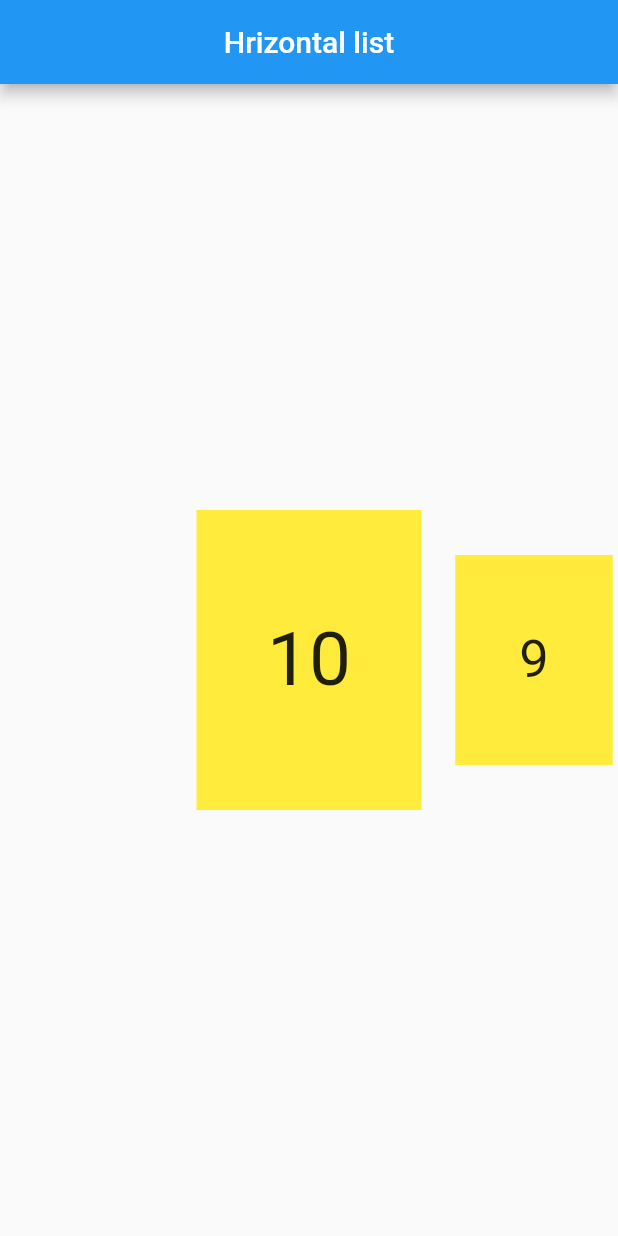
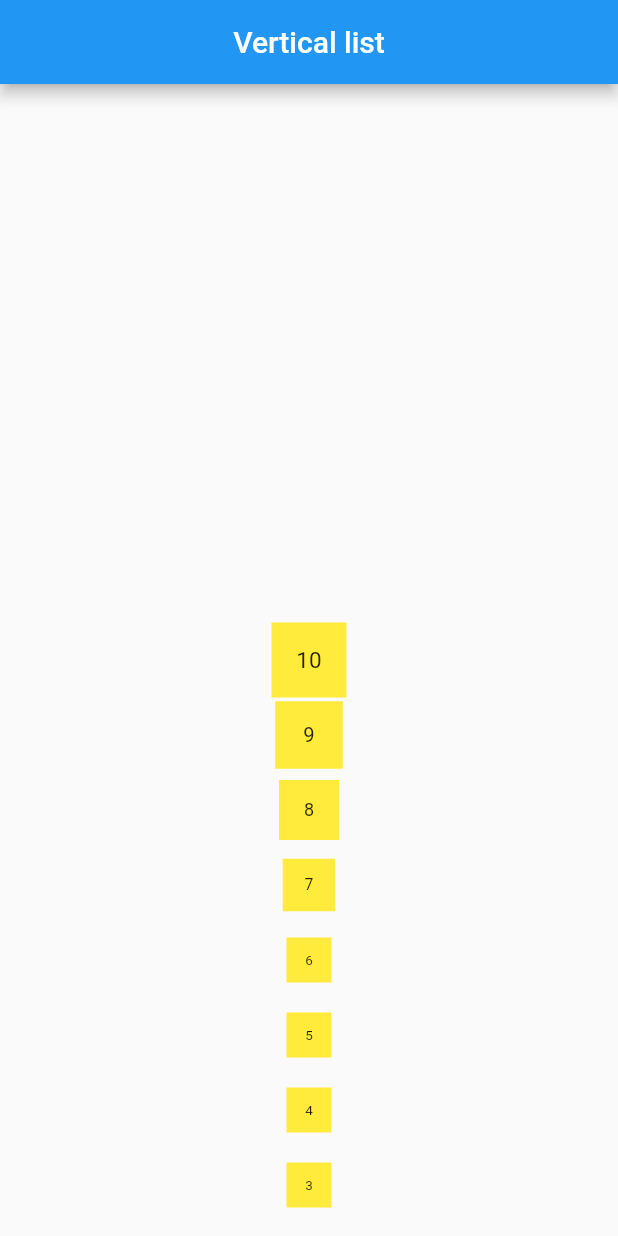
Before and after one commit to sench32/scroll_try, a Flutter app: the screen it shows after launch, on a phone screen of 412 x 824 dp. Run offline on Flutter 3.47's test engine with Material 2 defaults, Android fonts, the phone set to English and light mode, and no system bars; drawn by our look-alikes of scroll_snap_list.

Commit message:
Change orientation to vertical

```diff
--- a/lib/main.dart
+++ b/lib/main.dart
@@ -43,12 +43,12 @@ class _MyHomePageState extends State<MyHomePage> {
         children: [
           Container(
             color: Colors.yellow,
-            width: 150,
-            height: 200,
+            width: 50,
+            height: 50,
             child: Center(
               child: Text(
                 '${data[index]}',
-                style: TextStyle(fontSize: 50.0),
+                style: TextStyle(fontSize: 15.0),
               ),
             ),
           )
@@ -63,18 +63,20 @@ class _MyHomePageState extends State<MyHomePage> {
       child: Scaffold(
         appBar: AppBar(
           title: Text(
-            'Hrizontal list',
+            'Vertical list',
             style: TextStyle(color: Colors.white),
           ),
           centerTitle: true,
         ),
         body: Container(
-          child: Column(
+          child: Row(
             children: [
               Expanded(
                   child: ScrollSnapList(
+                duration: 150,
+                scrollDirection: Axis.vertical,
                 itemBuilder: _buildItemList,
-                itemSize: 150,
+                itemSize: 50,
                 dynamicItemSize: true,
                 onReachEnd: () {
                   print('Done!');
```
